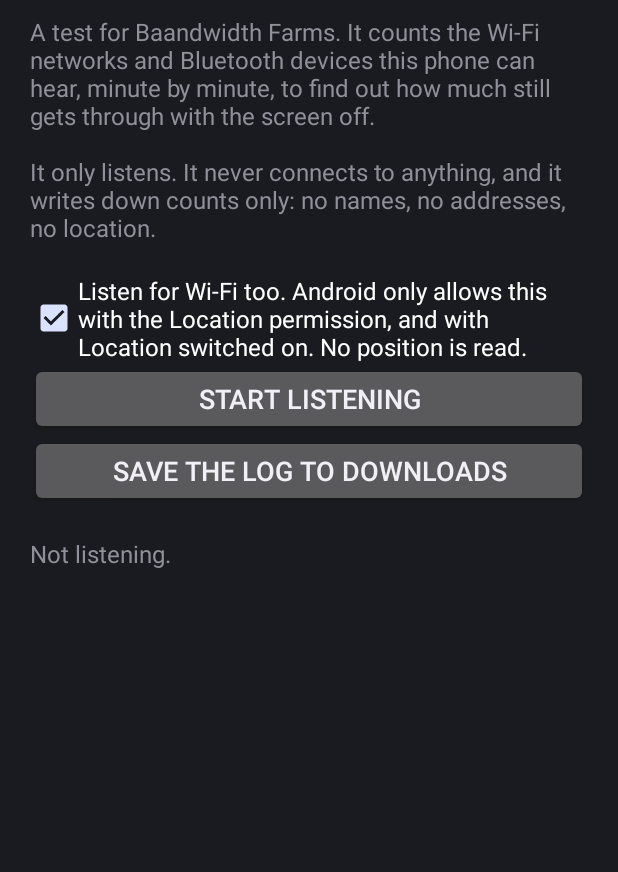
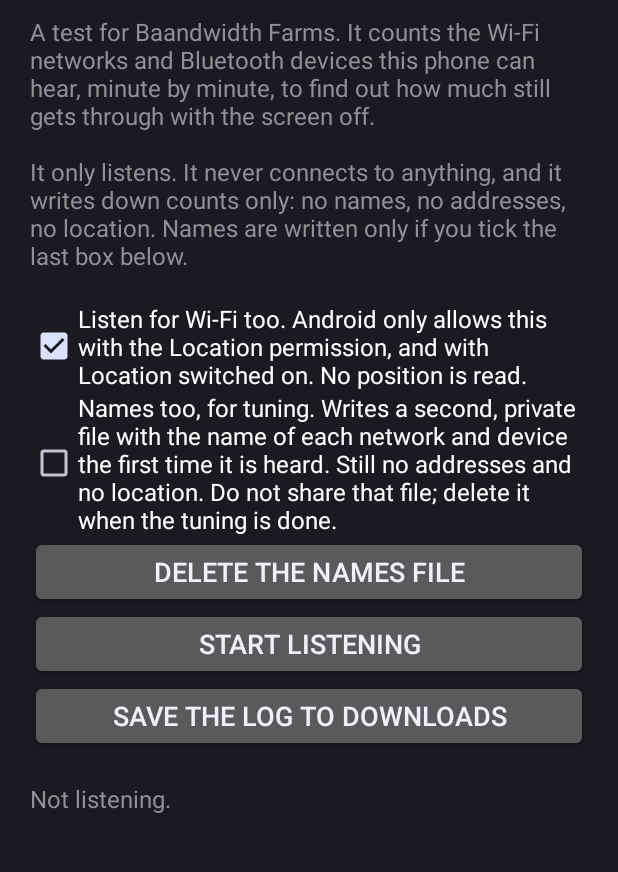
Before and after one commit to lowpoplabs/VirtualPet, an Android app: the screen it shows after launch (MainActivity), after a tap on "START LISTENING", on a phone screen of 412 x 824 dp, the part 113-985 px from its top. Run offline under Robolectric (Android 15) with nearby library versions, the phone set to English and light mode, and no system bars.

Commit message:
Pet Listener: an optional names log, to compare with the pet's Dev log
A tick box, off by default, writes a second private file with one row the
first time each network or device is heard in a run: its name, strength,
screen state and what it says of itself, in the Dev log's manner. No
addresses. A button deletes the file.

Co-Authored-By: Claude Fable 5.2 <noreply@anthropic.com>

```diff
--- a/android/listener/app/src/main/java/com/lowpoplabs/petlistener/MainActivity.kt
+++ b/android/listener/app/src/main/java/com/lowpoplabs/petlistener/MainActivity.kt
@@ -27,6 +27,7 @@ class MainActivity : Activity() {
 
     private lateinit var status: TextView
     private lateinit var wifiBox: CheckBox
+    private lateinit var namesBox: CheckBox
     private lateinit var startStop: Button
     private val handler = Handler(Looper.getMainLooper())
     private val refresh = object : Runnable {
@@ -52,7 +53,8 @@ class MainActivity : Activity() {
             text = "A test for Baandwidth Farms. It counts the Wi-Fi networks and Bluetooth devices " +
                 "this phone can hear, minute by minute, to find out how much still gets through " +
                 "with the screen off.\n\nIt only listens. It never connects to anything, and it " +
-                "writes down counts only: no names, no addresses, no location."
+                "writes down counts only: no names, no addresses, no location. Names are written " +
+                "only if you tick the last box below."
             textSize = 16f
             setPadding(0, pad / 2, 0, pad)
         })
@@ -64,6 +66,21 @@ class MainActivity : Activity() {
             isChecked = true
         }
         column.addView(wifiBox)
+
+        namesBox = CheckBox(this).apply {
+            text = "Names too, for tuning. Writes a second, private file with the name of each " +
+                "network and device the first time it is heard. Still no addresses and no " +
+                "location. Do not share that file; delete it when the tuning is done."
+            textSize = 16f
+            isChecked = false
+        }
+        column.addView(namesBox)
+
+        column.addView(Button(this).apply {
+            text = "Delete the names file"
+            textSize = 18f
+            setOnClickListener { deleteNames() }
+        })
 
         startStop = Button(this).apply {
             textSize = 18f
@@ -86,7 +103,11 @@ class MainActivity : Activity() {
 
         setContentView(ScrollView(this).apply { addView(column) })
 
-        // For testing over a cable: "am start ... --ez start true" presses the button, "--ez stop true" the other.
+        // For testing over a cable: "am start ... --ez start true" presses the button, "--ez stop true" the other,
+        // and "--ez names true" ticks the names box first.
+        if (intent.getBooleanExtra("names", false)) {
+            namesBox.isChecked = true
+        }
         if (intent.getBooleanExtra("stop", false)) {
             stop()
         } else if (intent.getBooleanExtra("start", false) && !ListenLog.running) {
@@ -108,11 +129,15 @@ class MainActivity : Activity() {
         val on = ListenLog.running
         startStop.text = if (on) "Stop listening" else "Start listening"
         wifiBox.isEnabled = !on
+        namesBox.isEnabled = !on
         val file = ListenLog.file(this)
         status.text = buildString {
             append(if (on) "Listening.\n" else "Not listening.\n")
             if (on) {
                 append("Rows written: ").append(ListenLog.rows).append('\n')
+                if (ListenLog.names) {
+                    append("Names written: ").append(ListenLog.deviceRows).append('\n')
+                }
                 if (ListenLog.lastRow.isNotEmpty()) {
                     append("Last full minute: ").append(ListenLog.lastRow).append('\n')
                 }
@@ -156,11 +181,26 @@ class MainActivity : Activity() {
         if (wifiBox.isChecked && !wifi) {
             Toast.makeText(this, "No Location permission: listening for Bluetooth only.", Toast.LENGTH_LONG).show()
         }
-        startForegroundService(Intent(this, ListenService::class.java).putExtra(ListenService.EXTRA_WIFI, wifi))
+        startForegroundService(
+            Intent(this, ListenService::class.java)
+                .putExtra(ListenService.EXTRA_WIFI, wifi)
+                .putExtra(ListenService.EXTRA_NAMES, namesBox.isChecked)
+        )
     }
 
     private fun stop() {
         stopService(Intent(this, ListenService::class.java))
+    }
+
+    private fun deleteNames() {
+        if (ListenLog.running && ListenLog.names) {
+            Toast.makeText(this, "Stop listening first.", Toast.LENGTH_SHORT).show()
+            return
+        }
+        val file = ListenLog.devicesFile(this)
+        val had = file.exists()
+        file.delete()
+        Toast.makeText(this, if (had) "The names file is deleted." else "There is no names file.", Toast.LENGTH_SHORT).show()
     }
 
     /* Copies the log into the phone's Downloads folder, where a file manager or a USB cable can reach it. */
```
Also changed, not shown: android/listener/app/src/main/java/com/lowpoplabs/petlistener/ListenLog.kt (+59 -0 lines), android/listener/app/src/main/java/com/lowpoplabs/petlistener/ListenService.kt (+82 -4 lines).
